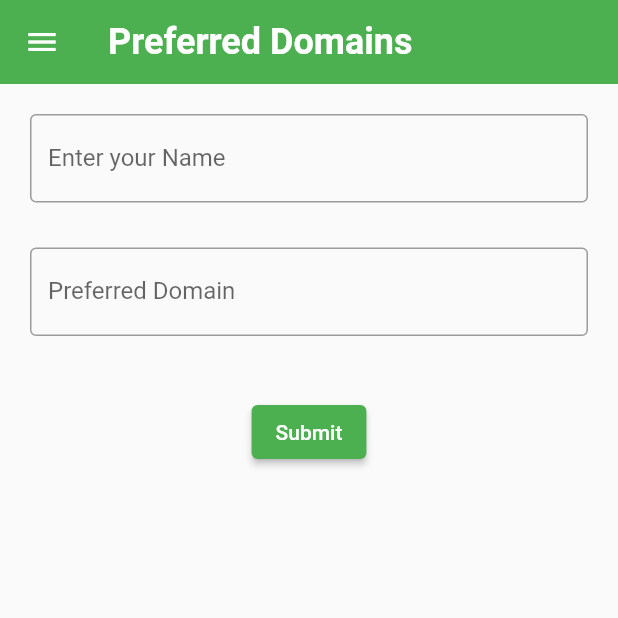
After one commit to Ilham-Syed/Flutter-alumni-portal, a Flutter app: the preferred_domain screen opened directly, on a phone screen of 412 x 824 dp, the top half of it. The commit adds this screen. Run offline on Flutter 3.47's test engine with Material 2 defaults, Android fonts, the phone set to English and light mode, and no system bars; our stand-ins replace animated_text_kit, firebase_auth, firebase_core, fluttertoast, google_nav_bar; accounts and stored records are empty; network calls fail.

Commit message:
work on the profile page

```diff
--- /dev/null
+++ b/lib/Profile_page_screens/preferred_domain.dart
@@ -0,0 +1,71 @@
+import 'package:flutter/cupertino.dart';
+import 'package:flutter/material.dart';
+import 'package:flutter_prjcts/screens/maindrawer.dart';
+
+class preferred_domain extends StatefulWidget {
+  const preferred_domain({Key? key}) : super(key: key);
+
+  @override
+  State<preferred_domain> createState() => _preferred_domainState();
+}
+
+class _preferred_domainState extends State<preferred_domain> {
+  final _nameController=TextEditingController();
+  final _domainController=TextEditingController();
+  /*final List<String> _domains = ['Web development', 'App development', 'Machine learning','Cryptography','Hardware','Others'];
+  String _selectedDomain='';*/
+  @override
+  Widget build(BuildContext context) {
+    return Scaffold(
+        appBar: AppBar(
+          backgroundColor: Colors.green,
+          elevation: 0,
+          title: const Text("Preferred Domains",style: TextStyle(fontSize: 24,fontWeight: FontWeight.bold),textAlign: TextAlign.center,),
+        ),
+      drawer: MainDrawer(),
+      body: Container(
+        padding: const EdgeInsets.all(20),
+        child: Column(
+          children: <Widget>[
+            TextField(controller: _nameController,
+            decoration: InputDecoration(labelText: "Enter your Name",border: OutlineInputBorder()),
+
+            ),
+            SizedBox(
+              height: 30,
+            ),
+            /*DropdownButtonFormField(
+              value: _selectedDomain,
+              items: _domains.map((domain) {
+                return DropdownMenuItem(
+                  value: domain,
+                  child: Text(domain),
+                );
+              }).toList(),
+              onChanged: (value) {
+                setState(() {
+                  _selectedDomain = value.toString();
+                });
+              },
+              decoration: InputDecoration(
+                labelText: "Preferred Domain",
+              ),
+            ),*/
+            TextField(
+              controller: _domainController,
+              decoration: InputDecoration(
+                labelText: "Preferred Domain",
+                border: OutlineInputBorder()
+              ),
+            ),
+            SizedBox(height: 40),
+            ElevatedButton(onPressed:(){
+              Navigator.pop(context);
+            }
+                , child: Text("Submit"))
+          ],
+        ),
+      ),
+    );
+  }
+}
--- a/lib/screens/profilepage.dart
+++ b/lib/screens/profilepage.dart
@@ -1,6 +1,7 @@
 import 'package:firebase_auth/firebase_auth.dart';
 import 'package:flutter/cupertino.dart';
 import 'package:flutter/material.dart';
+import 'package:flutter_prjcts/Profile_page_screens/preferred_domain.dart';
 
 import 'package:flutter_prjcts/screens/maindrawer.dart';
 import 'package:flutter_prjcts/screens/signin_screen.dart';
@@ -90,6 +91,9 @@ class _ProfilePageState extends State<ProfilePage> {
                         fontSize: 15,
                       ),
                     ),
+                    onTap: (){
+                      Navigator.push(context, MaterialPageRoute(builder: (Context)=>preferred_domain()));
+                    },
                   ),
                 ),
                 Card(
--- a/pubspec.yaml
+++ b/pubspec.yaml
@@ -42,6 +42,7 @@ dependencies:
   fluttertoast: ^8.1.1
   animated_text_kit: ^4.2.2
   google_nav_bar: ^5.0.6
+  cloud_firestore: ^4.3.1
 
 dev_dependencies:
   flutter_test:
```
Also changed, not shown: lib/screens/gallery.dart (added, +25 -0 lines), lib/screens/home_screen.dart (+4 -4 lines), pubspec.lock.
